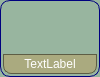
Old version of the form Auxiliares/toolbarbutton.ui in the repository arcnexus/RedFoX.
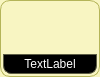
New version of the form. Icons and pictures are not drawn.

The edit to the form file:
```diff
--- a/Auxiliares/toolbarbutton.ui
+++ b/Auxiliares/toolbarbutton.ui
@@ -30,8 +30,8 @@
 border-style:solid;
 border-radius: 10px;
 padding: 2px;
-border-color: rgb(0, 0, 127);
-background-color:#98b59f;
+border-color: rgb(180, 180, 89);
+background-color: rgb(248, 245, 194);
 </string>
   </property>
   <property name="frameShape">
@@ -132,7 +132,7 @@
     <widget class="QLabel" name="lbl_text">
      <property name="styleSheet">
       <string notr="true">color: rgb(255, 255, 255);
-background-color: rgb(170, 170, 127);
+background-color: rgb(0, 0, 0);
 border-color: rgb(93, 93, 69);
 border-top-left-radius:0px;
  border-top-right-radius:0px;
```
